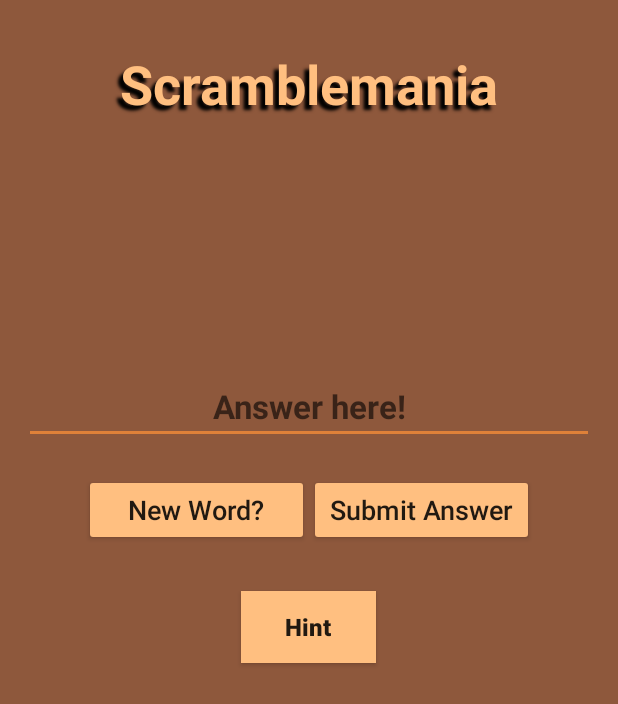
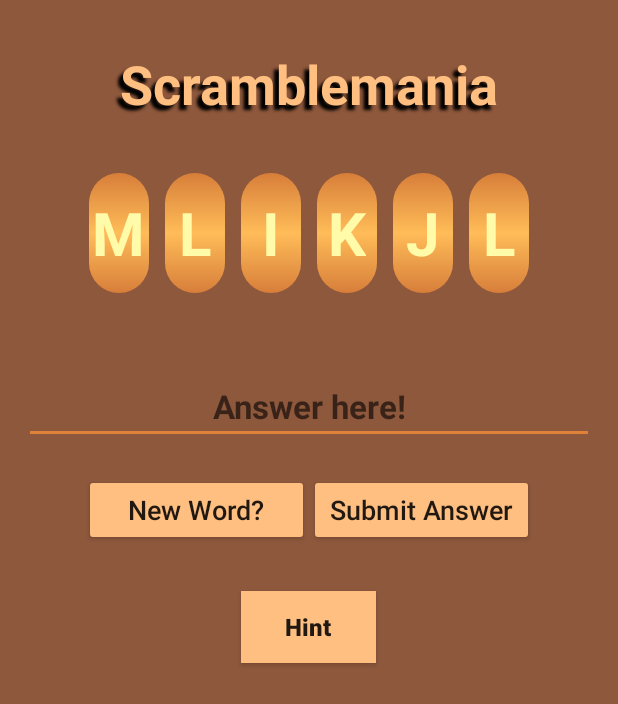
Before and after one commit to calford16/WordScramble, an Android app: the screen it shows after launch (MainActivity), on a phone screen of 412 x 824 dp. Shown: the top 704 px of the screen. Run offline under Robolectric (Android 15) with nearby library versions, the phone set to English and light mode, and no system bars.

Commit message:
Added private method to MainActivity to create LetterFragments with the appropriate letter. Fixed sizing and other issues to display LetterFragments properly.

```diff
--- a/app/src/main/java/edu/westga/wordscramble/View/LetterFragment.java
+++ b/app/src/main/java/edu/westga/wordscramble/View/LetterFragment.java
@@ -1,11 +1,14 @@
 package edu.westga.wordscramble.View;
 
 
+import android.app.Fragment;
 import android.os.Bundle;
-import android.support.v4.app.Fragment;
 import android.view.LayoutInflater;
 import android.view.View;
 import android.view.ViewGroup;
+import android.widget.TextView;
+
+import org.w3c.dom.Text;
 
 import edu.westga.wordscramble.R;
 
@@ -14,16 +17,17 @@ import edu.westga.wordscramble.R;
  */
 public class LetterFragment extends Fragment {
 
-
     public LetterFragment() {
         // Required empty public constructor
     }
 
-
     @Override
     public View onCreateView(LayoutInflater inflater, ViewGroup container, Bundle savedInstanceState) {
         // Inflate the layout for this fragment
-        return inflater.inflate(R.layout.fragment_letter, container, false);
+        View view = inflater.inflate(R.layout.fragment_letter, container, false);
+
+        TextView textView = (TextView) view.findViewById(R.id.fragmentLetterTextView);
+        textView.setText(this.getArguments().getString("KEY"));
+        return view;
     }
-
 }
--- a/app/src/main/java/edu/westga/wordscramble/View/MainActivity.java
+++ b/app/src/main/java/edu/westga/wordscramble/View/MainActivity.java
@@ -1,8 +1,10 @@
 package edu.westga.wordscramble.View;
 
+
+import android.app.Fragment;
+import android.app.FragmentManager;
+import android.app.FragmentTransaction;
 import android.os.Bundle;
-import android.support.design.widget.FloatingActionButton;
-import android.support.design.widget.Snackbar;
 import android.support.v7.app.AppCompatActivity;
 import android.support.v7.widget.Toolbar;
 import android.view.View;
@@ -14,6 +16,7 @@ import edu.westga.wordscramble.R;
 
 public class MainActivity extends AppCompatActivity {
 
+    private static final String KEY = "KEY";
     private WordController controller;
 
     @Override
@@ -21,27 +24,41 @@ public class MainActivity extends AppCompatActivity {
         super.onCreate(savedInstanceState);
         setContentView(R.layout.activity_main);
         this.controller = new WordController();
+
+        FragmentManager fm = this.getFragmentManager();
+        FragmentTransaction ft = fm.beginTransaction();
+
+        LetterFragment frag = newLetterFragment("M");
+        ft.add(R.id.fragment_container, frag);
+
+        LetterFragment frag2 = newLetterFragment("L");
+        ft.add(R.id.fragment_container, frag2);
+
+        LetterFragment frag3 = newLetterFragment("I");
+        ft.add(R.id.fragment_container, frag3);
+
+        LetterFragment frag4 = newLetterFragment("K");
+        ft.add(R.id.fragment_container, frag4);
+
+        LetterFragment frag5 = newLetterFragment("J");
+        ft.add(R.id.fragment_container, frag5);
+
+        LetterFragment frag6 = newLetterFragment("L");
+        ft.add(R.id.fragment_container, frag6);
+
+        ft.commit();
     }
 
-    @Override
-    public boolean onCreateOptionsMenu(Menu menu) {
-        // Inflate the menu; this adds items to the action bar if it is present.
-        getMenuInflater().inflate(R.menu.menu_main, menu);
-        return true;
-    }
-
-    @Override
-    public boolean onOptionsItemSelected(MenuItem item) {
-        // Handle action bar item clicks here. The action bar will
-        // automatically handle clicks on the Home/Up button, so long
-        // as you specify a parent activity in AndroidManifest.xml.
-        int id = item.getItemId();
-
-        //noinspection SimplifiableIfStatement
-        if (id == R.id.action_settings) {
-            return true;
-        }
-
-        return super.onOptionsItemSelected(item);
+    /**
+     * Create a new instance of LetterFragment, initialized to
+     * show the text at 'index'.
+     */
+    private static LetterFragment newLetterFragment(String letter) {
+        LetterFragment f = new LetterFragment();
+        // Supply index input as an argument.
+        Bundle args = new Bundle();
+        args.putString(KEY, letter);
+        f.setArguments(args);
+        return f;
     }
 }
--- a/app/src/main/res/drawable/gradient_background.xml
+++ b/app/src/main/res/drawable/gradient_background.xml
@@ -11,7 +11,7 @@
                 android:type="linear"/>
 
             <corners
-                android:radius="50dp"/>
+                android:radius="25dp"/>
 
         </shape>
     </item>
--- a/app/src/main/res/layout/content_main.xml
+++ b/app/src/main/res/layout/content_main.xml
@@ -32,9 +32,12 @@
         android:layout_width="match_parent"
         android:layout_height="100dp"
         android:id="@+id/fragment_container"
-        android:layout_margin="25dp"
         android:orientation="horizontal"
-        >
+        android:gravity="center"
+        android:layout_marginLeft="5dp"
+        android:layout_marginRight="5dp"
+        android:layout_marginTop="25dp"
+        android:layout_marginBottom="25dp">
 
     </LinearLayout>
 
--- a/app/src/main/res/layout/fragment_letter.xml
+++ b/app/src/main/res/layout/fragment_letter.xml
@@ -1,9 +1,11 @@
 <FrameLayout xmlns:android="http://schemas.android.com/apk/res/android"
     xmlns:tools="http://schemas.android.com/tools"
-    android:layout_width="fill_parent"
-    android:layout_height="fill_parent"
+    android:layout_width="40dp"
+    android:layout_height="80dp"
     tools:context="edu.westga.wordscramble.View.LetterFragment"
     android:background="@drawable/gradient_background"
+    android:layout_marginLeft="5dp"
+    android:layout_marginRight="5dp"
     >
 
     <TextView
@@ -11,11 +13,10 @@
         android:layout_height="wrap_content"
         android:textAppearance="?android:attr/textAppearanceLarge"
         android:id="@+id/fragmentLetterTextView"
-        android:layout_gravity="center"
-        android:inputType="textCapCharacters"
         android:textColor="#fffba8"
         android:shadowColor="#000000"
         android:textStyle="bold"
-        android:textSize="400sp"
-        android:maxLength="1"/>
+        android:textSize="40sp"
+        android:maxLength="1"
+        android:layout_gravity="center" />
 </FrameLayout>
--- a/app/src/main/res/values/strings.xml
+++ b/app/src/main/res/values/strings.xml
@@ -4,7 +4,4 @@
     <string name="string_title">Scramblemania</string>
     <string name="string_answer_prompt">Answer here!</string>
     <string name="string_hint">Hint</string>
-
-    <!-- TODO: Remove or change this placeholder text -->
-    <string name="hello_blank_fragment">Hello blank fragment</string>
 </resources>
```
